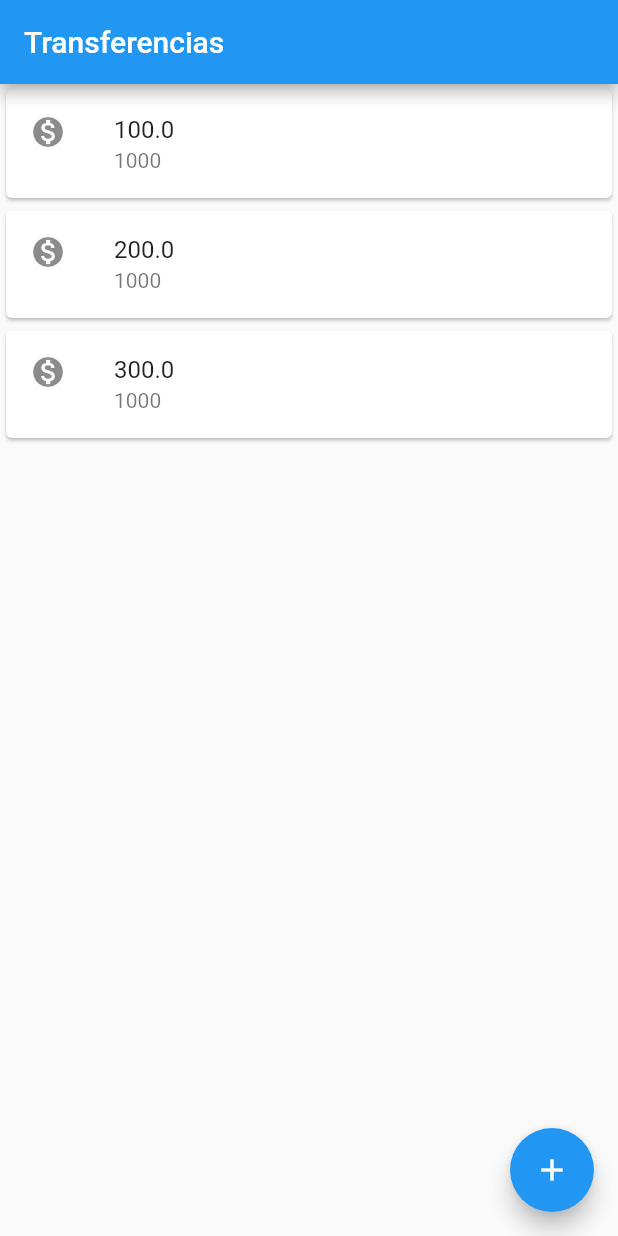
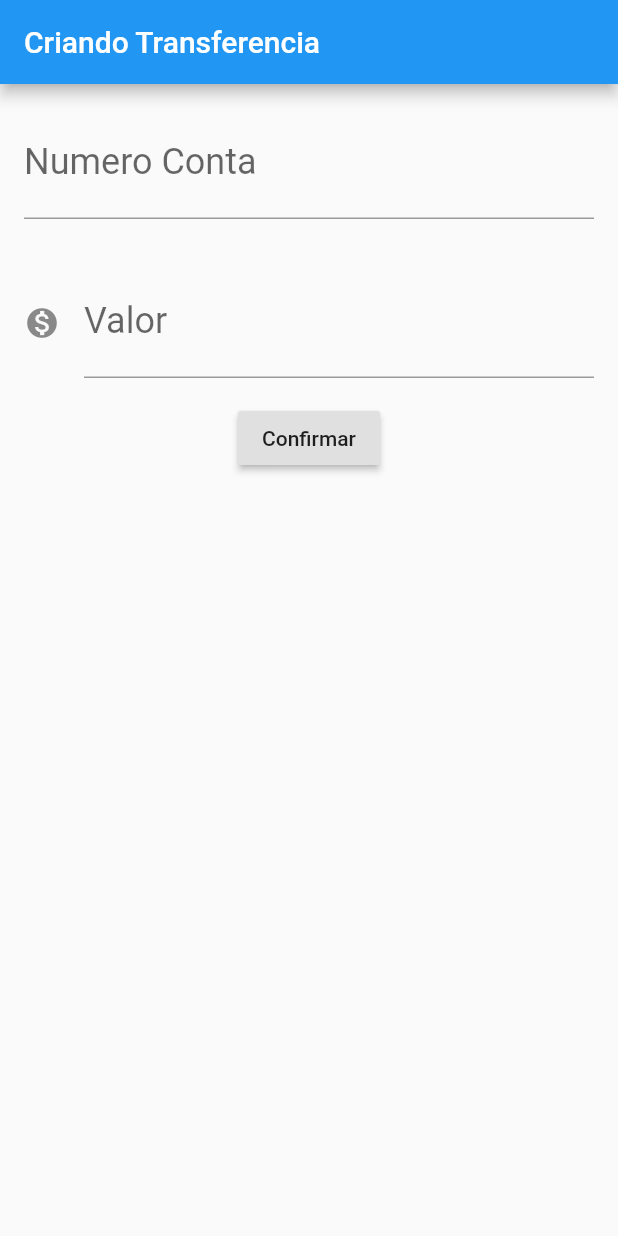
Before and after one commit to renatonaper/alura_bytebank, a Flutter app: the screen it shows after launch, on a phone screen of 412 x 824 dp. Run offline on Flutter 3.47's test engine with Material 2 defaults, Android fonts, the phone set to English and light mode, and no system bars.

Commit message:
refatorando o código

```diff
--- a/lib/main.dart
+++ b/lib/main.dart
@@ -1,52 +1,125 @@
 import 'package:flutter/material.dart';
 
-void main() => runApp(MaterialApp(home:
-Scaffold(
-  body: ListaTransferencias(),
+void main() => runApp(ByteBankApp());
+
+class ByteBankApp extends StatelessWidget {
+  @override
+  Widget build(BuildContext context) {
+    return MaterialApp(
+      home: Scaffold(
+        body: FormularioTransferencia(),
+        //ListaTransferencias(),
+      ),
+    );
+  }
+}
+
+class FormularioTransferencia extends StatelessWidget {
+  final TextEditingController _controladorCampoNumeroConta =
+      TextEditingController();
+  final TextEditingController _controladorCampoValor = TextEditingController();
+
+  @override
+  Widget build(BuildContext context) {
+    return Scaffold(
+      body: Column(
+        children: [
+          Editor(
+              controlador: _controladorCampoNumeroConta,
+              rotulo: "Numero Conta",
+              dica: "0000"
+          ),
+          Editor(
+              controlador: _controladorCampoValor,
+              rotulo: "Valor",
+              dica: "00.00",
+              icone: Icons.monetization_on
+          ),
+          RaisedButton(
+            onPressed: () => _criaTransferencia(),
+            child: Text("Confirmar"),
+          )
+        ],
+      ),
       appBar: AppBar(
-    title:
-      Text("Transferencias")
+        title: Text("Criando Transferencia"),
       ),
-    floatingActionButton: FloatingActionButton(
-      child: Icon(Icons.add),
+    );
+  }
+
+  void _criaTransferencia() {
+    final int numeroConta = int.tryParse(_controladorCampoNumeroConta
+        .text); // devolve uma referencia nulla
+    final double valor = double.tryParse(_controladorCampoValor.text);
+
+    if (numeroConta != null && valor != null) {
+      final transferenciaCriada = Transferencia(valor, numeroConta);
+      debugPrint('$transferenciaCriada');
+    }
+ }
+}
+
+class Editor extends StatelessWidget {
+
+  final TextEditingController controlador;
+  final String rotulo;
+  final String dica;
+  final IconData icone;
+
+  Editor({this.controlador, this.rotulo, this.dica, this.icone});
+
+  @override
+  Widget build(BuildContext context) {
+    return Padding(
+      padding: const EdgeInsets.all(16.0),
+      child: TextField(
+        controller: controlador,
+        style: TextStyle(fontSize: 24.0),
+        decoration: InputDecoration(
+            icon: icone != null ?  Icon(icone) : null,
+            labelText: rotulo,
+            hintText: dica),
+        keyboardType: TextInputType.number,
       ),
-  ),
-));
+    );
+  }
+}
 
 
 class ListaTransferencias extends StatelessWidget {
   @override
   Widget build(BuildContext context) {
     // TODO: implement build
-    return Column(
+    return Scaffold(
+      body: Column(
         children: [
-       ItemTransferencia(Transferencia(100.0,1000)),
-       ItemTransferencia(Transferencia(200.0,1000)),
-       ItemTransferencia(Transferencia(300.0,1000)),
+          ItemTransferencia(Transferencia(100.0, 1000)),
+          ItemTransferencia(Transferencia(200.0, 1000)),
+          ItemTransferencia(Transferencia(300.0, 1000)),
         ],
+      ),
+      appBar: AppBar(title: Text("Transferencias")),
+      floatingActionButton: FloatingActionButton(
+        child: Icon(Icons.add),
+      ),
     );
   }
-
 }
 
-class ItemTransferencia extends StatelessWidget{
-
+class ItemTransferencia extends StatelessWidget {
   final Transferencia _transferencia;
 
   ItemTransferencia(this._transferencia);
 
   @override
   Widget build(BuildContext context) {
-
     return Card(
         child: ListTile(
       leading: Icon(Icons.monetization_on),
       title: Text(_transferencia.valor.toString()),
       subtitle: Text(_transferencia.numeroConta.toString()),
-        )
-    );
+    ));
   }
-
 }
 
 class Transferencia {
@@ -54,4 +127,9 @@ class Transferencia {
   final int numeroConta;
 
   Transferencia(this.valor, this.numeroConta);
+
+  @override
+  String toString() {
+    return 'Transferencia{valor: $valor, numeroConta: $numeroConta}';
   }
+}
```
Lines whose indentation alone changed are shown as unchanged.
